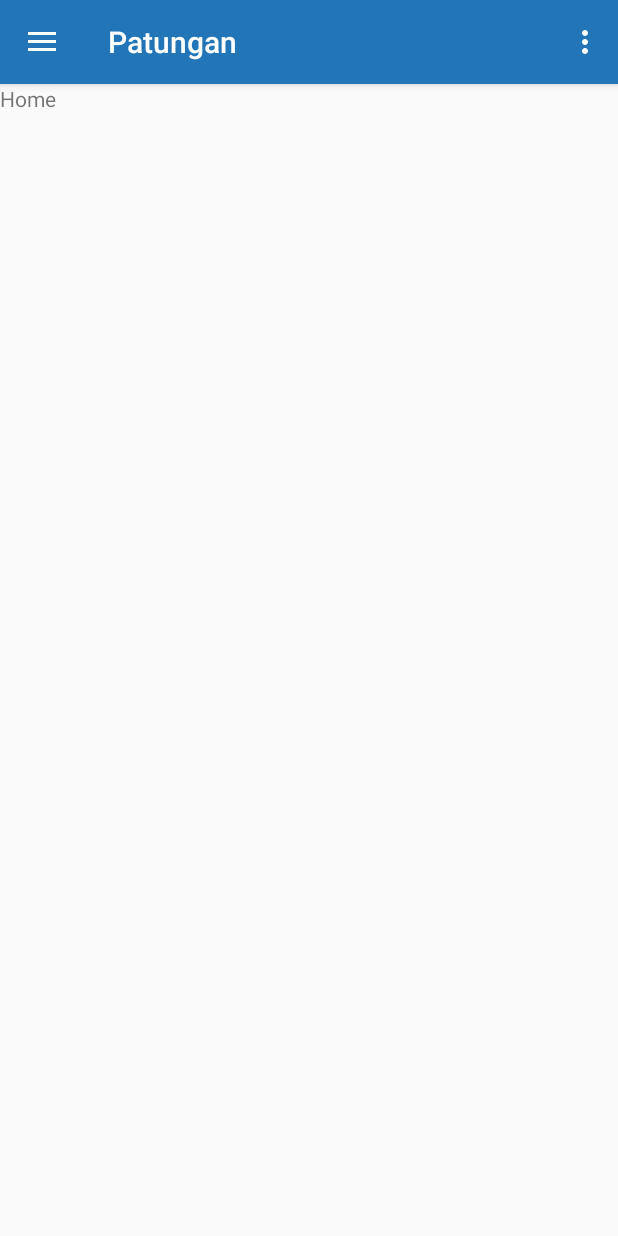
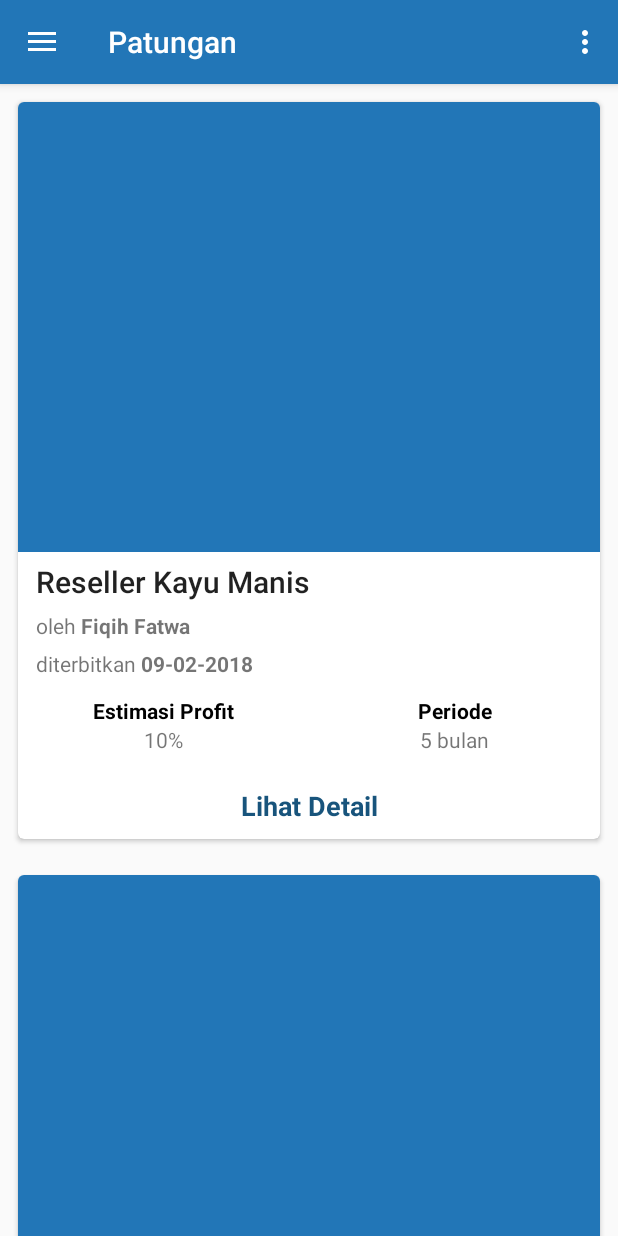
Before and after one commit to fiqihfatwa/Patungan, an Android app: the HomeFragment screen opened directly, with no data from a screen before it, on a phone screen of 412 x 824 dp. Run offline under Robolectric (Android 15) with nearby library versions, the phone set to English and light mode, and no system bars; our stand-ins replace ButterKnife.

Commit message:
second commit

```diff
--- a/app/build.gradle
+++ b/app/build.gradle
@@ -28,6 +28,8 @@ dependencies {
     androidTestImplementation 'com.android.support.test:runner:1.0.1'
     androidTestImplementation 'com.android.support.test.espresso:espresso-core:3.0.1'
 
+    compile 'com.android.support:cardview-v7:26.1.0'
+
     compile 'com.jakewharton:butterknife:8.8.1'
     annotationProcessor 'com.jakewharton:butterknife-compiler:8.8.1'
 }
--- /dev/null
+++ b/app/src/main/java/com/example/android/patungan/adapter/MainAdapter.java
@@ -0,0 +1,49 @@
+package com.example.android.patungan.adapter;
+
+import android.support.v7.widget.RecyclerView;
+import android.view.LayoutInflater;
+import android.view.View;
+import android.view.ViewGroup;
+
+import com.example.android.patungan.R;
+import com.example.android.patungan.model.Proyek;
+import com.example.android.patungan.viewholder.MainViewHolder;
+
+import java.util.List;
+
+/**
+ * Created by Hitfa on 09/02/2018.
+ */
+
+public class MainAdapter extends RecyclerView.Adapter<MainViewHolder> {
+
+    private List<Proyek> listMain;
+
+    public MainAdapter(List<Proyek> mListMain) {
+        listMain = mListMain;
+    }
+
+
+    @Override
+    public MainViewHolder onCreateViewHolder(ViewGroup parent, int viewType) {
+        View view = LayoutInflater.from(parent.getContext()).inflate(R.layout.item_main, parent, false);
+
+        return new MainViewHolder(view);
+    }
+
+    @Override
+    public void onBindViewHolder(MainViewHolder holder, int position) {
+        Proyek data = listMain.get(position);
+
+        holder.tvMainJudul.setText(data.getJudul());
+        holder.tvMainOleh.setText(data.getOleh());
+        holder.tvMainInsertDate.setText(data.getInsertDate());
+        holder.tvMainProfit.setText(data.getProfit());
+        holder.tvMainPeriode.setText(data.getPeriode());
+    }
+
+    @Override
+    public int getItemCount() {
+        return listMain.size();
+    }
+}
--- a/app/src/main/java/com/example/android/patungan/fragment/HomeFragment.java
+++ b/app/src/main/java/com/example/android/patungan/fragment/HomeFragment.java
@@ -3,28 +3,54 @@ package com.example.android.patungan.fragment;
 
 import android.os.Bundle;
 import android.support.v4.app.Fragment;
+import android.support.v7.widget.LinearLayoutManager;
+import android.support.v7.widget.RecyclerView;
 import android.view.LayoutInflater;
 import android.view.View;
 import android.view.ViewGroup;
 
 import com.example.android.patungan.R;
+import com.example.android.patungan.adapter.MainAdapter;
+import com.example.android.patungan.model.Proyek;
+
+import java.util.ArrayList;
+import java.util.List;
+
+import butterknife.BindView;
+import butterknife.ButterKnife;
 
 /**
  * A simple {@link Fragment} subclass.
  */
 public class HomeFragment extends Fragment {
 
-
+    @BindView(R.id.rv_main)
+    RecyclerView rvMain;
+    List<Proyek> proyekList;
+    MainAdapter adapter;
     public HomeFragment() {
         // Required empty public constructor
     }
 
-
     @Override
     public View onCreateView(LayoutInflater inflater, ViewGroup container,
                              Bundle savedInstanceState) {
+
+        View view = inflater.inflate(R.layout.fragment_home, container, false);
+        ButterKnife.bind(this, view);
+
+        proyekList = new ArrayList<>();
+        proyekList.add(new Proyek("Reseller Kayu Manis", "Fiqih Fatwa", "09-02-2018", "10%", "5 bulan"));
+        proyekList.add(new Proyek("Reseller Biji Kopi", "M. Sakta Akbari", "09-02-2018", "10%", "5 bulan"));
+        adapter = new MainAdapter(proyekList);
+
+        rvMain.setAdapter(adapter);
+
+        LinearLayoutManager layoutManager = new LinearLayoutManager(view.getContext(), LinearLayoutManager.VERTICAL, false);
+        rvMain.setLayoutManager(layoutManager);
+
         // Inflate the layout for this fragment
-        return inflater.inflate(R.layout.fragment_home, container, false);
+        return view;
     }
 
 }
--- /dev/null
+++ b/app/src/main/java/com/example/android/patungan/model/Proyek.java
@@ -0,0 +1,61 @@
+package com.example.android.patungan.model;
+
+/**
+ * Created by Hitfa on 09/02/2018.
+ */
+
+public class Proyek {
+    private String judul;
+    private String oleh;
+    private String insertDate;
+    private String profit;
+    private String periode;
+
+    public Proyek(String mJudul, String mOleh, String mInsertDate, String mProfit, String mPeriode) {
+        judul = mJudul;
+        oleh = mOleh;
+        insertDate = mInsertDate;
+        profit = mProfit;
+        periode = mPeriode;
+    }
+
+    public String getJudul() {
+        return judul;
+    }
+
+    public void setJudul(String judul) {
+        this.judul = judul;
+    }
+
+    public String getOleh() {
+        return oleh;
+    }
+
+    public void setOleh(String oleh) {
+        this.oleh = oleh;
+    }
+
+    public String getInsertDate() {
+        return insertDate;
+    }
+
+    public void setInsertDate(String insertDate) {
+        this.insertDate = insertDate;
+    }
+
+    public String getProfit() {
+        return profit;
+    }
+
+    public void setProfit(String profit) {
+        this.profit = profit;
+    }
+
+    public String getPeriode() {
+        return periode;
+    }
+
+    public void setPeriode(String periode) {
+        this.periode = periode;
+    }
+}
--- /dev/null
+++ b/app/src/main/java/com/example/android/patungan/viewholder/MainViewHolder.java
@@ -0,0 +1,44 @@
+package com.example.android.patungan.viewholder;
+
+import android.support.v7.widget.RecyclerView;
+import android.view.View;
+import android.widget.ImageView;
+import android.widget.TextView;
+
+import com.example.android.patungan.R;
+
+import butterknife.BindView;
+import butterknife.ButterKnife;
+
+/**
+ * Created by Hitfa on 09/02/2018.
+ */
+
+public class MainViewHolder extends RecyclerView.ViewHolder {
+
+    @BindView(R.id.iv_main_gambar)
+    public ImageView ivMainGambar;
+
+    @BindView(R.id.tv_main_judul)
+    public TextView tvMainJudul;
+
+    @BindView(R.id.tv_main_oleh)
+    public TextView tvMainOleh;
+
+    @BindView(R.id.tv_main_insert_date)
+    public TextView tvMainInsertDate;
+
+    @BindView(R.id.tv_main_profit)
+    public TextView tvMainProfit;
+
+    @BindView(R.id.tv_main_periode)
+    public TextView tvMainPeriode;
+
+    @BindView(R.id.tv_main_detail)
+    public TextView tvMainDetail;
+
+    public MainViewHolder(View itemView) {
+        super(itemView);
+        ButterKnife.bind(this, itemView);
+    }
+}
--- a/app/src/main/res/layout/fragment_home.xml
+++ b/app/src/main/res/layout/fragment_home.xml
@@ -1,13 +1,8 @@
-<FrameLayout xmlns:android="http://schemas.android.com/apk/res/android"
+<android.support.v7.widget.RecyclerView xmlns:android="http://schemas.android.com/apk/res/android"
     xmlns:tools="http://schemas.android.com/tools"
+    android:id="@+id/rv_main"
     android:layout_width="match_parent"
     android:layout_height="match_parent"
     tools:context="com.example.android.patungan.fragment.HomeFragment">
 
-    <!-- TODO: Update blank fragment layout -->
-    <TextView
-        android:layout_width="match_parent"
-        android:layout_height="match_parent"
-        android:text="Home" />
-
-</FrameLayout>
+</android.support.v7.widget.RecyclerView>
--- /dev/null
+++ b/app/src/main/res/layout/item_main.xml
@@ -0,0 +1,145 @@
+<?xml version="1.0" encoding="utf-8"?>
+<LinearLayout xmlns:android="http://schemas.android.com/apk/res/android"
+    android:layout_width="match_parent"
+    android:layout_height="wrap_content"
+    android:orientation="vertical">
+
+    <!-- A CardView that contains a TextView -->
+    <android.support.v7.widget.CardView xmlns:card_view="http://schemas.android.com/apk/res-auto"
+        android:id="@+id/card_view"
+        android:layout_width="match_parent"
+        android:layout_height="wrap_content"
+        android:layout_gravity="center"
+        android:layout_margin="12dp"
+        card_view:cardCornerRadius="4dp">
+
+        <LinearLayout
+            android:layout_width="match_parent"
+            android:layout_height="match_parent"
+            android:orientation="vertical">
+
+            <ImageView
+                android:id="@+id/iv_main_gambar"
+                android:layout_width="match_parent"
+                android:layout_height="300dp"
+                android:background="@color/colorPrimary" />
+
+            <TextView
+                android:id="@+id/tv_main_judul"
+                android:layout_width="match_parent"
+                android:layout_height="wrap_content"
+                android:paddingLeft="12dp"
+                android:paddingRight="12dp"
+                android:paddingTop="6dp"
+                android:textAppearance="@style/Base.TextAppearance.AppCompat.Title" />
+
+            <LinearLayout
+                android:layout_width="match_parent"
+                android:layout_height="wrap_content"
+                android:orientation="horizontal"
+                android:paddingLeft="12dp"
+                android:paddingRight="12dp"
+                android:paddingTop="6dp">
+
+                <TextView
+                    android:layout_width="wrap_content"
+                    android:layout_height="wrap_content"
+                    android:text="oleh " />
+
+                <TextView
+                    android:id="@+id/tv_main_oleh"
+                    android:layout_width="wrap_content"
+                    android:layout_height="wrap_content"
+                    android:textStyle="bold" />
+            </LinearLayout>
+
+            <LinearLayout
+                android:layout_width="match_parent"
+                android:layout_height="wrap_content"
+                android:orientation="horizontal"
+                android:paddingLeft="12dp"
+                android:paddingRight="12dp"
+                android:paddingTop="6dp">
+
+                <TextView
+                    android:layout_width="wrap_content"
+                    android:layout_height="wrap_content"
+                    android:text="diterbitkan " />
+
+                <TextView
+                    android:id="@+id/tv_main_insert_date"
+                    android:layout_width="wrap_content"
+                    android:layout_height="wrap_content"
+                    android:textStyle="bold" />
+
+            </LinearLayout>
+
+            <LinearLayout
+                android:layout_width="match_parent"
+                android:layout_height="wrap_content"
+                android:orientation="horizontal">
+
+                <LinearLayout
+                    android:layout_width="0dp"
+                    android:layout_height="wrap_content"
+                    android:layout_weight="1"
+                    android:orientation="vertical"
+                    android:paddingBottom="12dp"
+                    android:paddingTop="12dp">
+
+                    <TextView
+                        android:layout_width="match_parent"
+                        android:layout_height="wrap_content"
+                        android:text="Estimasi Profit"
+                        android:textAlignment="center"
+                        android:textColor="@color/black"
+                        android:textStyle="bold" />
+
+                    <TextView
+                        android:id="@+id/tv_main_profit"
+                        android:layout_width="match_parent"
+                        android:layout_height="wrap_content"
+                        android:textAlignment="center" />
+                </LinearLayout>
+
+                <LinearLayout
+                    android:layout_width="0dp"
+                    android:layout_height="wrap_content"
+                    android:layout_weight="1"
+                    android:orientation="vertical"
+                    android:paddingBottom="12dp"
+                    android:paddingTop="12dp">
+
+                    <TextView
+                        android:layout_width="match_parent"
+                        android:layout_height="wrap_content"
+                        android:text="Periode"
+                        android:textAlignment="center"
+                        android:textColor="@color/black"
+                        android:textStyle="bold" />
+
+                    <TextView
+                        android:id="@+id/tv_main_periode"
+                        android:layout_width="match_parent"
+                        android:layout_height="wrap_content"
+                        android:textAlignment="center" />
+
+                </LinearLayout>
+
+            </LinearLayout>
+
+            <TextView
+                android:id="@+id/tv_main_detail"
+                android:layout_width="match_parent"
+                android:layout_height="wrap_content"
+                android:padding="10dp"
+                android:text="Lihat Detail"
+                android:textAlignment="center"
+                android:textAppearance="@style/Base.TextAppearance.AppCompat.Medium"
+                android:textColor="@color/colorPrimaryDark"
+                android:textStyle="bold" />
+
+        </LinearLayout>
+    </android.support.v7.widget.CardView>
+
+</LinearLayout>
--- a/app/src/main/res/values/colors.xml
+++ b/app/src/main/res/values/colors.xml
@@ -5,4 +5,5 @@
     <color name="colorAccent">#FF4081</color>
 
     <color name="white">#ffffff</color>
+    <color name="black">#000000</color>
 </resources>
```
